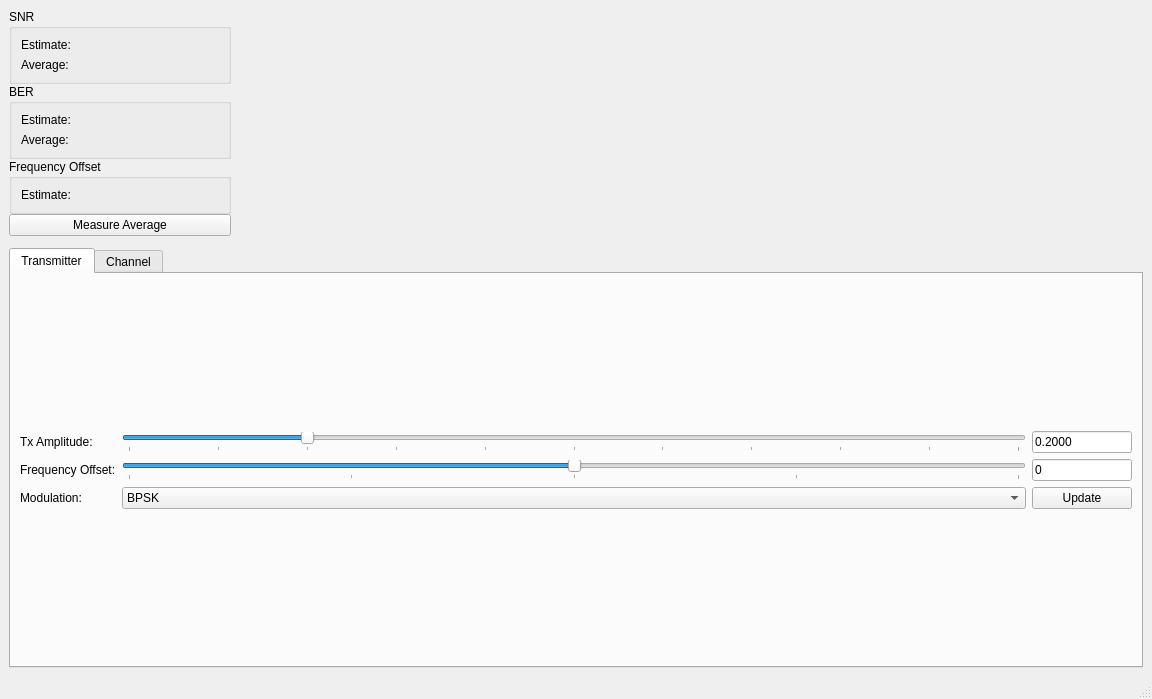
Above: apps/gui/ofdm_rx_gui_window.ui from rwth-ti/gr-ofdm before the change. Below: the same form after it.
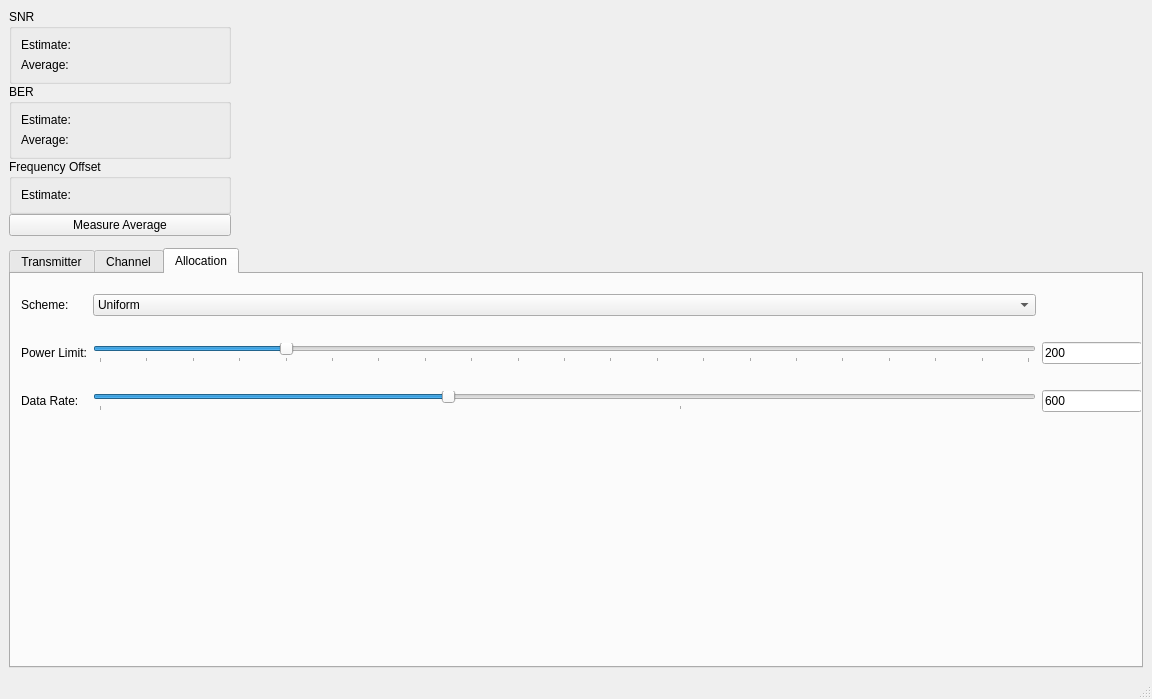
That is the form after the change. Custom widgets are drawn as their Qt base class.

Commit message: Margin Adaptive and Rate Adaptive Modulation + GUI.

```diff
--- a/apps/gui/ofdm_rx_gui_window.ui
+++ b/apps/gui/ofdm_rx_gui_window.ui
@@ -14,8 +14,8 @@
    <string>MainWindow</string>
   </property>
   <widget class="QWidget" name="centralwidget">
-   <layout class="QVBoxLayout" name="verticalLayout_2">
-    <item>
+   <layout class="QGridLayout" name="gridLayout_4">
+    <item row="0" column="0">
      <layout class="QHBoxLayout" name="horizontalLayout">
       <item>
        <layout class="QVBoxLayout" name="verticalLayout">
@@ -181,7 +181,7 @@
       </item>
      </layout>
     </item>
-    <item>
+    <item row="1" column="0">
      <layout class="QHBoxLayout" name="horizontalLayout_2" stretch="5,3">
       <item>
        <widget class="QwtPlot" name="qwtPlotCSI">
@@ -199,10 +199,10 @@
       </item>
      </layout>
     </item>
-    <item>
+    <item row="2" column="0">
      <widget class="QTabWidget" name="tabWidget">
       <property name="currentIndex">
-       <number>0</number>
+       <number>2</number>
       </property>
       <widget class="QWidget" name="tabTransmitter">
        <attribute name="title">
@@ -518,6 +518,142 @@
         </item>
        </layout>
       </widget>
+      <widget class="QWidget" name="tabAllocation">
+       <attribute name="title">
+        <string>Allocation</string>
+       </attribute>
+       <widget class="QWidget" name="widget" native="true">
+        <property name="geometry">
+         <rect>
+          <x>10</x>
+          <y>0</y>
+          <width>1121</width>
+          <height>161</height>
+         </rect>
+        </property>
+        <layout class="QGridLayout" name="gridLayout_3">
+         <item row="0" column="1">
+          <widget class="QComboBox" name="comboBoxScheme">
+           <item>
+            <property name="text">
+             <string>Uniform</string>
+            </property>
+           </item>
+           <item>
+            <property name="text">
+             <string>Rate Adaptive</string>
+            </property>
+           </item>
+           <item>
+            <property name="text">
+             <string>Margin Adaptive</string>
+            </property>
+           </item>
+          </widget>
+         </item>
+         <item row="2" column="1">
+          <widget class="QSlider" name="horizontalSliderDataRate">
+           <property name="maximum">
+            <number>1600</number>
+           </property>
+           <property name="singleStep">
+            <number>10</number>
+           </property>
+           <property name="pageStep">
+            <number>10</number>
+           </property>
+           <property name="value">
+            <number>600</number>
+           </property>
+           <property name="sliderPosition">
+            <number>600</number>
+           </property>
+           <property name="orientation">
+            <enum>Qt::Horizontal</enum>
+           </property>
+           <property name="tickPosition">
+            <enum>QSlider::TicksBelow</enum>
+           </property>
+           <property name="tickInterval">
+            <number>1000</number>
+           </property>
+          </widget>
+         </item>
+         <item row="1" column="0">
+          <widget class="QLabel" name="label_5">
+           <property name="text">
+            <string>Power Limit:</string>
+           </property>
+          </widget>
+         </item>
+         <item row="1" column="2">
+          <widget class="QLineEdit" name="lineEditPowerLimit">
+           <property name="maximumSize">
+            <size>
+             <width>100</width>
+             <height>16777215</height>
+            </size>
+           </property>
+           <property name="text">
+            <string>200</string>
+           </property>
+          </widget>
+         </item>
+         <item row="2" column="2">
+          <widget class="QLineEdit" name="lineEditDataRate">
+           <property name="maximumSize">
+            <size>
+             <width>100</width>
+             <height>16777215</height>
+            </size>
+           </property>
+           <property name="text">
+            <string>600</string>
+           </property>
+          </widget>
+         </item>
+         <item row="2" column="0">
+          <widget class="QLabel" name="label_15">
+           <property name="text">
+            <string>Data Rate:</string>
+           </property>
+          </widget>
+         </item>
+         <item row="0" column="0">
+          <widget class="QLabel" name="label_13">
+           <property name="text">
+            <string>Scheme:</string>
+           </property>
+          </widget>
+         </item>
+         <item row="1" column="1">
+          <widget class="QSlider" name="horizontalSliderPowerLimit">
+           <property name="minimum">
+            <number>0</number>
+           </property>
+           <property name="maximum">
+            <number>1000</number>
+           </property>
+           <property name="pageStep">
+            <number>1</number>
+           </property>
+           <property name="value">
+            <number>200</number>
+           </property>
+           <property name="orientation">
+            <enum>Qt::Horizontal</enum>
+           </property>
+           <property name="tickPosition">
+            <enum>QSlider::TicksBelow</enum>
+           </property>
+           <property name="tickInterval">
+            <number>50</number>
+           </property>
+          </widget>
+         </item>
+        </layout>
+       </widget>
+      </widget>
      </widget>
     </item>
    </layout>
```
The commit also changes 6 other files.
